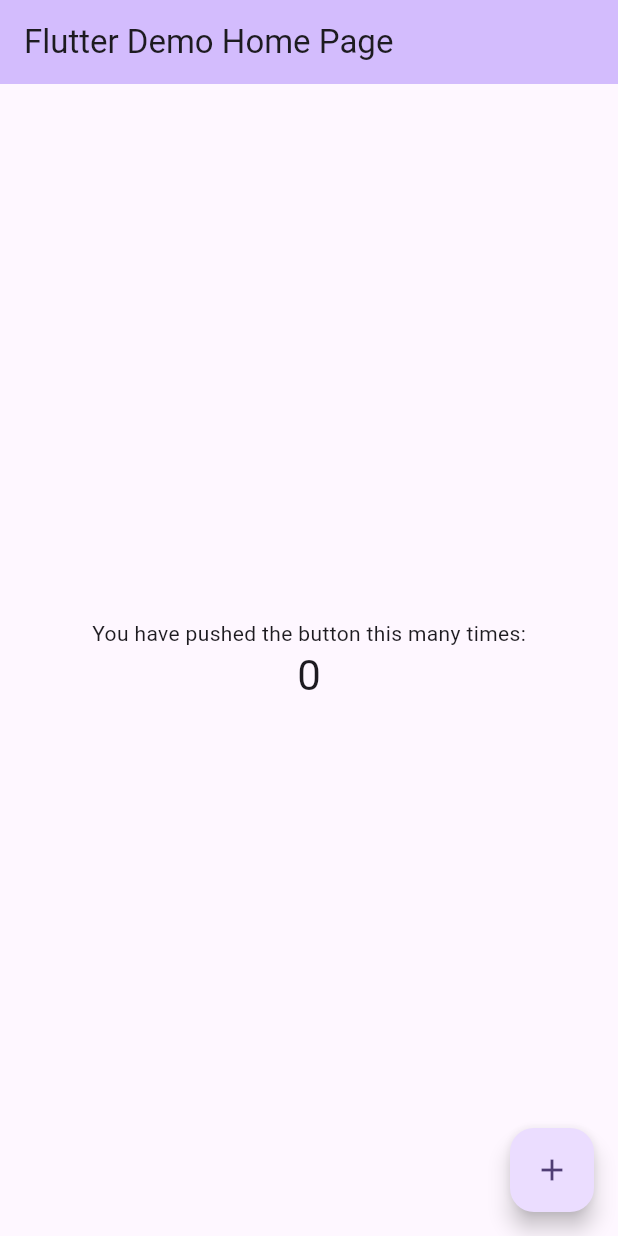
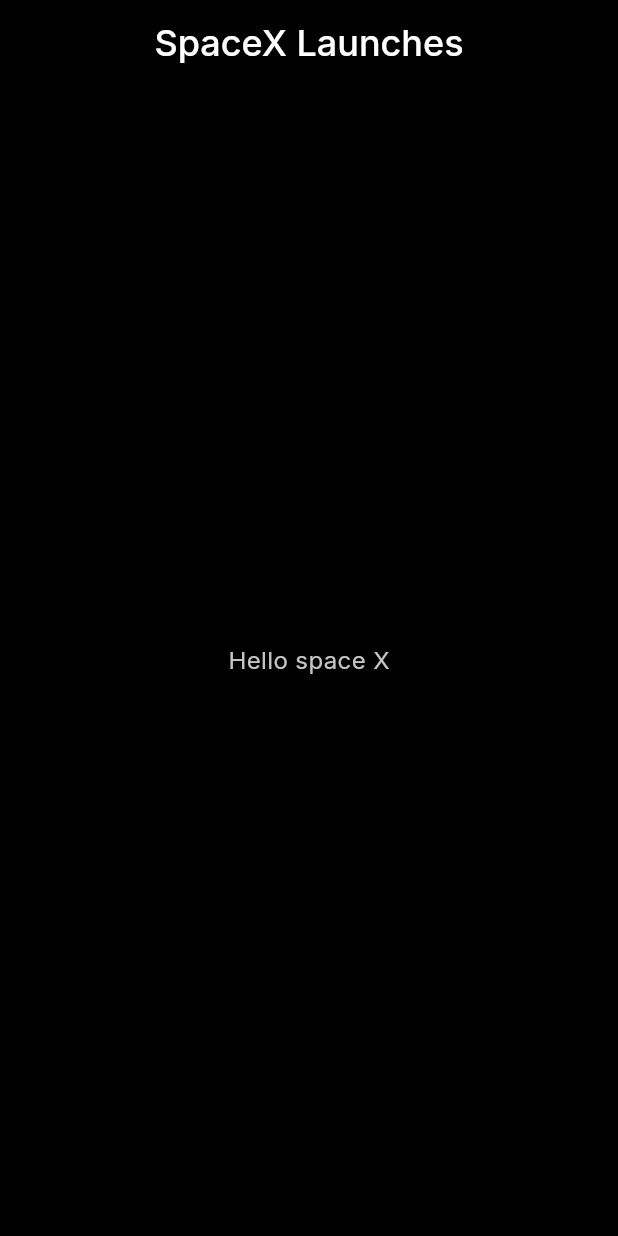
Before and after one commit to Vladus27/space_x_launches, a Flutter app: the screen it shows after launch, on a phone screen of 412 x 824 dp. Run offline on Flutter 3.47's test engine with Material 3 defaults, Android fonts, the phone set to English and light mode, and no system bars; our stand-ins replace google_fonts.

Commit message:
add HomeScreen and app root widget

```diff
--- /dev/null
+++ b/lib/features/home/home.dart
@@ -0,0 +1 @@
+export './view/home_screen.dart';
--- /dev/null
+++ b/lib/features/home/view/home_screen.dart
@@ -0,0 +1,14 @@
+import 'package:flutter/material.dart';
+
+class HomeScreen extends StatelessWidget {
+  const HomeScreen({super.key});
+
+  @override
+  Widget build(BuildContext context) {
+    return Scaffold(
+      appBar: AppBar(title: const Text('SpaceX Launches')),
+
+      body: const Center(child: Text('Hello space X')),
+    );
+  }
+}
--- a/lib/main.dart
+++ b/lib/main.dart
@@ -1,122 +1,6 @@
 import 'package:flutter/material.dart';
+import 'package:space_x_launches/space_x_launch_app.dart';
 
 void main() {
-  runApp(const MyApp());
+  runApp(const SpaceXLaunchApp());
 }
-
-class MyApp extends StatelessWidget {
-  const MyApp({super.key});
-
-  // This widget is the root of your application.
-  @override
-  Widget build(BuildContext context) {
-    return MaterialApp(
-      title: 'Flutter Demo',
-      theme: ThemeData(
-        // This is the theme of your application.
-        //
-        // TRY THIS: Try running your application with "flutter run". You'll see
-        // the application has a purple toolbar. Then, without quitting the app,
-        // try changing the seedColor in the colorScheme below to Colors.green
-        // and then invoke "hot reload" (save your changes or press the "hot
-        // reload" button in a Flutter-supported IDE, or press "r" if you used
-        // the command line to start the app).
-        //
-        // Notice that the counter didn't reset back to zero; the application
-        // state is not lost during the reload. To reset the state, use hot
-        // restart instead.
-        //
-        // This works for code too, not just values: Most code changes can be
-        // tested with just a hot reload.
-        colorScheme: .fromSeed(seedColor: Colors.deepPurple),
-      ),
-      home: const MyHomePage(title: 'Flutter Demo Home Page'),
-    );
-  }
-}
-
-class MyHomePage extends StatefulWidget {
-  const MyHomePage({super.key, required this.title});
-
-  // This widget is the home page of your application. It is stateful, meaning
-  // that it has a State object (defined below) that contains fields that affect
-  // how it looks.
-
-  // This class is the configuration for the state. It holds the values (in this
-  // case the title) provided by the parent (in this case the App widget) and
-  // used by the build method of the State. Fields in a Widget subclass are
-  // always marked "final".
-
-  final String title;
-
-  @override
-  State<MyHomePage> createState() => _MyHomePageState();
-}
-
-class _MyHomePageState extends State<MyHomePage> {
-  int _counter = 0;
-
-  void _incrementCounter() {
-    setState(() {
-      // This call to setState tells the Flutter framework that something has
-      // changed in this State, which causes it to rerun the build method below
-      // so that the display can reflect the updated values. If we changed
-      // _counter without calling setState(), then the build method would not be
-      // called again, and so nothing would appear to happen.
-      _counter++;
-    });
-  }
-
-  @override
-  Widget build(BuildContext context) {
-    // This method is rerun every time setState is called, for instance as done
-    // by the _incrementCounter method above.
-    //
-    // The Flutter framework has been optimized to make rerunning build methods
-    // fast, so that you can just rebuild anything that needs updating rather
-    // than having to individually change instances of widgets.
-    return Scaffold(
-      appBar: AppBar(
-        // TRY THIS: Try changing the color here to a specific color (to
-        // Colors.amber, perhaps?) and trigger a hot reload to see the AppBar
-        // change color while the other colors stay the same.
-        backgroundColor: Theme.of(context).colorScheme.inversePrimary,
-        // Here we take the value from the MyHomePage object that was created by
-        // the App.build method, and use it to set our appbar title.
-        title: Text(widget.title),
-      ),
-      body: Center(
-        // Center is a layout widget. It takes a single child and positions it
-        // in the middle of the parent.
-        child: Column(
-          // Column is also a layout widget. It takes a list of children and
-          // arranges them vertically. By default, it sizes itself to fit its
-          // children horizontally, and tries to be as tall as its parent.
-          //
-          // Column has various properties to control how it sizes itself and
-          // how it positions its children. Here we use mainAxisAlignment to
-          // center the children vertically; the main axis here is the vertical
-          // axis because Columns are vertical (the cross axis would be
-          // horizontal).
-          //
-          // TRY THIS: Invoke "debug painting" (choose the "Toggle Debug Paint"
-          // action in the IDE, or press "p" in the console), to see the
-          // wireframe for each widget.
-          mainAxisAlignment: .center,
-          children: [
-            const Text('You have pushed the button this many times:'),
-            Text(
-              '$_counter',
-              style: Theme.of(context).textTheme.headlineMedium,
-            ),
-          ],
-        ),
-      ),
-      floatingActionButton: FloatingActionButton(
-        onPressed: _incrementCounter,
-        tooltip: 'Increment',
-        child: const Icon(Icons.add),
-      ),
-    );
-  }
-}
--- /dev/null
+++ b/lib/space_x_launch_app.dart
@@ -0,0 +1,16 @@
+import 'package:flutter/material.dart';
+import 'package:space_x_launches/features/home/home.dart';
+import 'package:space_x_launches/theme/theme.dart';
+
+class SpaceXLaunchApp extends StatelessWidget {
+  const SpaceXLaunchApp({super.key});
+
+  @override
+  Widget build(BuildContext context) {
+    return MaterialApp(
+      title: 'SpaceX Launches',
+      theme: darkTheme,
+      home: const HomeScreen(),
+    );
+  }
+}
```
